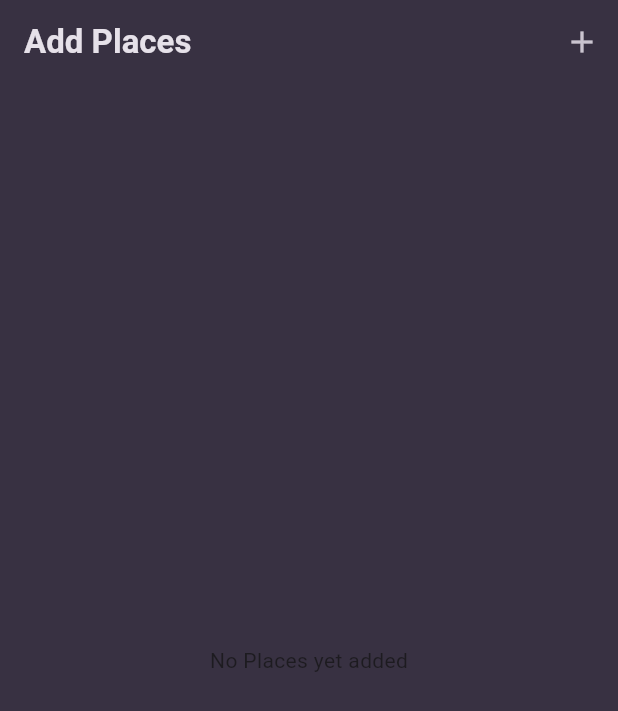
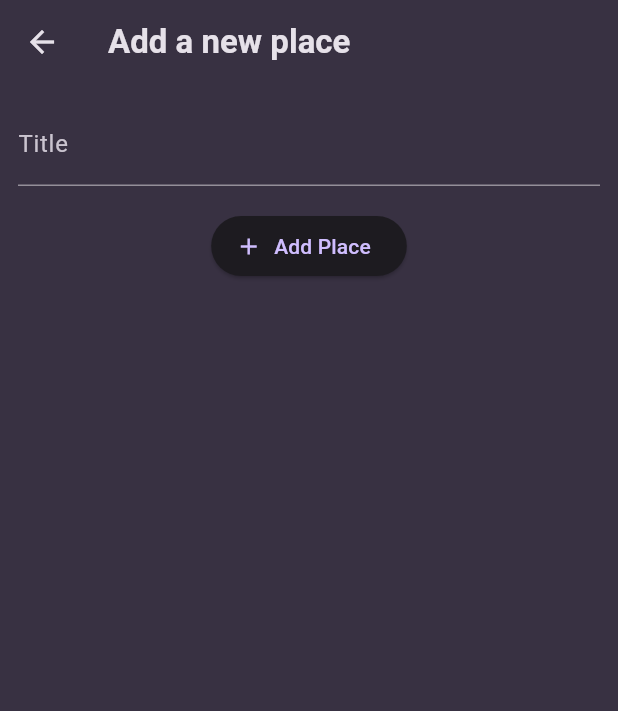
Before and after one commit to Junaidchohan/Favorite-Places-App, a Flutter app: the screen it shows after launch, after a tap on the "add" icon, on a phone screen of 412 x 824 dp. Shown: the top 711 px of the screen. Run offline on Flutter 3.47's test engine with Material 3 defaults, Android fonts, the phone set to English and light mode, and no system bars; our stand-ins replace google_fonts.

Commit message:
Adding an add Place Screen

```diff
--- a/lib/main.dart
+++ b/lib/main.dart
@@ -29,6 +29,7 @@
   @override
   Widget build(BuildContext context) {
     return MaterialApp(
+      debugShowCheckedModeBanner: false,
       title: 'Great Places',
       theme: theme,
       home: PlacesListScreen(),
--- a/lib/screens/add_place.dart
+++ b/lib/screens/add_place.dart
@@ -0,0 +1,43 @@
+import 'package:flutter/material.dart';
+
+class AddPlaceScreen extends StatefulWidget {
+  const AddPlaceScreen({super.key});
+
+  @override
+  State<AddPlaceScreen> createState() => _AddPlaceScreenState();
+}
+
+class _AddPlaceScreenState extends State<AddPlaceScreen> {
+  final _titleController = TextEditingController();
+  @override
+  void dispose() {
+    _titleController.dispose();
+    super.dispose();
+  }
+
+  @override
+  Widget build(BuildContext context) {
+    return Scaffold(
+      appBar: AppBar(title: Text("Add a new place")),
+
+      body: SingleChildScrollView(
+        padding: EdgeInsets.all(12),
+        child: Column(
+          children: [
+            TextField(
+              decoration: InputDecoration(labelText: "Title"),
+              controller: _titleController,
+              style: TextStyle(color: Theme.of(context).colorScheme.onSurface),
+            ),
+            SizedBox(height: 16),
+            ElevatedButton.icon(
+              onPressed: () {},
+              icon: Icon(Icons.add),
+              label: Text("Add Place"),
+            ),
+          ],
+        ),
+      ),
+    );
+  }
+}
--- a/lib/screens/places.dart
+++ b/lib/screens/places.dart
@@ -1,3 +1,4 @@
+import 'package:facorite_places/screens/add_place.dart';
 import 'package:facorite_places/widgets/places_list.dart';
 import 'package:flutter/material.dart';
 
@@ -10,7 +11,16 @@ class PlacesListScreen extends StatelessWidget {
       appBar: AppBar(
         title: Text("Add Places"),
 
-        actions: [IconButton(onPressed: () {}, icon: Icon(Icons.add))],
+        actions: [
+          IconButton(
+            onPressed: () {
+              Navigator.of(
+                context,
+              ).push(MaterialPageRoute(builder: (ctx) => AddPlaceScreen()));
+            },
+            icon: Icon(Icons.add),
+          ),
+        ],
       ),
       body: PlacesList(places: []),
     );
--- a/lib/widgets/places_list.dart
+++ b/lib/widgets/places_list.dart
@@ -1,4 +1,3 @@
-import 'package:facorite_places/main.dart';
 import 'package:facorite_places/model/place.dart';
 import 'package:flutter/material.dart';
 
@@ -9,7 +8,9 @@ class PlacesList extends StatelessWidget {
   @override
   Widget build(BuildContext context) {
     if (places.isEmpty) {
-      return Center(child: Text("No Places yet added"));
+      return Center(child: Text("No Places yet added", style: Theme.of(context).textTheme.bodyLarge!.copyWith(
+                color: Theme.of(context).colorScheme.onSurface,
+              ),));
     }
     return ListView.builder(
       itemCount: places.length,
```
